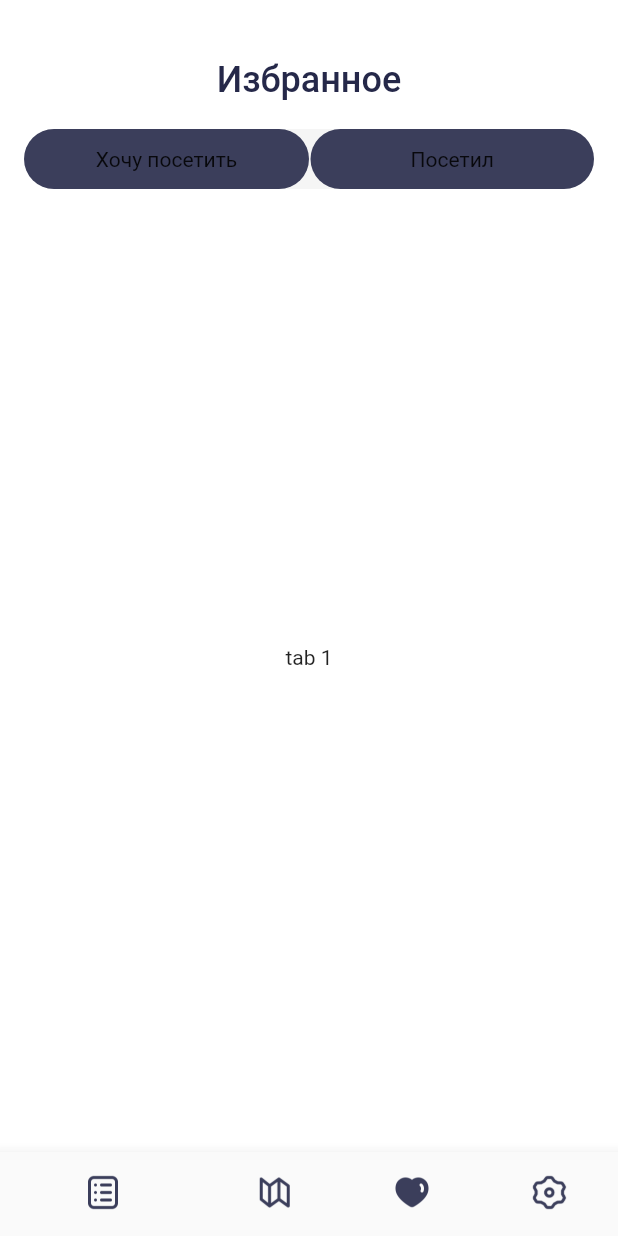
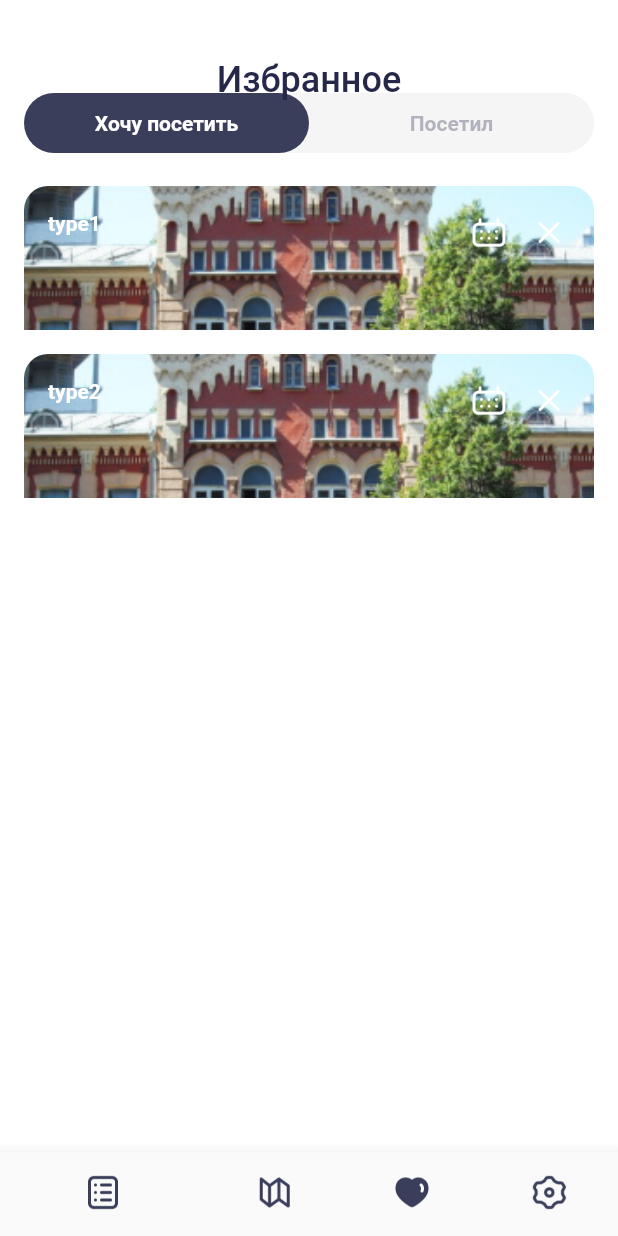
Before and after one commit to ivanthespacebiker/Flutterplaces, a Flutter app: the screen it shows after launch, on a phone screen of 412 x 824 dp. Run offline on Flutter 3.47's test engine with Material 2 defaults, Android fonts, the phone set to English and light mode, and no system bars.

Commit message:
Верстка экрана "Хочу посетить/Посещенные места"

```diff
--- a/lib/ui/screen/VisitingScreen.dart
+++ b/lib/ui/screen/VisitingScreen.dart
@@ -1,8 +1,8 @@
-import 'dart:ffi';
-
 import 'package:flutter/material.dart';
+import 'package:places/ui/screen/sight_card.dart';
 import 'package:places/ui/style/default.dart';
 import 'package:places/ui/style/picturesAssets.dart';
+import '../../mocks.dart';
 
 /// Экран "Хочу посетить/Посещенные места"
 class VisitingScreen extends StatefulWidget {
@@ -26,23 +26,23 @@ class _VisitingScreenState extends State<VisitingScreen> {
           iconSize: 24,
           showSelectedLabels: false,
           showUnselectedLabels: false,
-          selectedItemColor: BNB_SelectedItemColor,
-          unselectedItemColor: BNB_UnselectedItemColor,
+          selectedItemColor: bnbSelectedItemColor,
+          unselectedItemColor: bnbUnselectedItemColor,
           items: [
             BottomNavigationBarItem(
-              icon: ImageIcon(AssetImage(BNB_List)),
+              icon: ImageIcon(AssetImage(bnbList)),
               label: '',
             ),
             BottomNavigationBarItem(
-              icon: ImageIcon(AssetImage(BNB_Map)),
+              icon: ImageIcon(AssetImage(bnbMap)),
               label: '',
             ),
             BottomNavigationBarItem(
-              icon: ImageIcon(AssetImage(BNB_Heart)),
+              icon: ImageIcon(AssetImage(bnbHeart)),
               label: '',
             ),
             BottomNavigationBarItem(
-              icon: ImageIcon(AssetImage(BNB_Settings)),
+              icon: ImageIcon(AssetImage(bnbSettings)),
               label: '',
             ),
           ],
@@ -55,18 +55,39 @@ class _VisitingScreenState extends State<VisitingScreen> {
 class _VisitingScreenWantToVisitList extends StatelessWidget {
   @override
   Widget build(BuildContext context) {
-    return Center(
-      child: Text("tab 1"),
-    );
+    return Column(children: [
+      _VisitingScreenTabBar(
+        selectedItem: 0,
+      ),
+      Column(
+        children: [
+          SightCardWantToVizit(
+            sight: mocks[0],
+          ),
+          SightCardWantToVizit(
+            sight: mocks[1],
+          ),
+        ],
+      ),
+    ]);
   }
 }
 
 class _VisitingScreenVisitedList extends StatelessWidget {
   @override
   Widget build(BuildContext context) {
-    return Center(
-      child: Text("tab 2"),
-    );
+    return Column(children: [
+      _VisitingScreenTabBar(
+        selectedItem: 1,
+      ),
+      Column(
+        children: [
+          SightCardVizited(
+            sight: mocks[2],
+          ),
+        ],
+      ),
+    ]);
   }
 }
 
@@ -75,7 +96,7 @@ class _VisitingScreenAppBar extends StatelessWidget
   _VisitingScreenAppBar({
     Key key,
   }) : super(key: key);
-  static const double appBarHeight = 108.0;
+  static const double appBarHeight = 56.0;
   final Size _preferredSize = Size.fromHeight(appBarHeight);
   @override
   Size get preferredSize => _preferredSize;
@@ -113,7 +134,28 @@ class _VisitingScreenAppBar extends StatelessWidget
               ),
             ),
           ),
-          Container(
+          //_VisitingScreenTabBar(),
+        ],
+      ),
+    );
+  }
+}
+
+class _VisitingScreenTabBar extends StatelessWidget {
+  final int _selectedItem;
+  const _VisitingScreenTabBar({
+    Key key,
+    @required int selectedItem,
+  })  : _selectedItem = selectedItem,
+        super(key: key);
+
+  @override
+  Widget build(BuildContext context) {
+    List tabsLabels = [
+      "Хочу посетить",
+      "Посетил",
+    ];
+    return Container(
       constraints: BoxConstraints(
         minHeight: 52,
         maxHeight: 52,
@@ -121,7 +163,7 @@ class _VisitingScreenAppBar extends StatelessWidget
       ),
       child: Container(
         decoration: BoxDecoration(
-                color: Color.fromRGBO(245, 245, 245, 1),
+          color: tabBarBackgroundColor,
           borderRadius: BorderRadius.all(Radius.circular(40)),
         ),
         margin: EdgeInsets.only(
@@ -132,10 +174,32 @@ class _VisitingScreenAppBar extends StatelessWidget
         child: Row(
           mainAxisAlignment: MainAxisAlignment.spaceBetween,
           children: [
-                  Expanded(
+            for (var i = 0; i < tabsLabels.length; i++)
+              _visitingScreenTabBarItem(
+                label: tabsLabels[i],
+                selected: (i == _selectedItem),
+              )
+          ],
+        ),
+      ),
+    );
+  }
+
+  Expanded _visitingScreenTabBarItem(
+      {@required String label, @required bool selected}) {
+    Color backgroundColor;
+    TextStyle textStyle;
+    if (selected) {
+      backgroundColor = tabBarSelevtedItemBackgroundColor;
+      textStyle = tabBarSeltctedItemTextStyle;
+    } else {
+      backgroundColor = tabBarUnselevtedItemBackgroundColor;
+      textStyle = tabBarUnseltctedItemTextStyle;
+    }
+    return Expanded(
       child: Container(
         decoration: BoxDecoration(
-                        color: Color.fromRGBO(59, 62, 91, 1),
+          color: backgroundColor,
           borderRadius: BorderRadius.all(Radius.circular(40)),
         ),
         constraints: BoxConstraints(
@@ -144,31 +208,11 @@ class _VisitingScreenAppBar extends StatelessWidget
           minWidth: 164,
           maxWidth: double.infinity,
         ),
-                      child: Center(child: Text("Хочу посетить")),
-                    ),
-                  ),
-                  Expanded(
-                    child: Container(
-                      decoration: BoxDecoration(
-                        color: Color.fromRGBO(59, 62, 91, 1),
-                        borderRadius: BorderRadius.all(Radius.circular(40)),
-                      ),
-                      margin: EdgeInsets.only(
-                           left: 1),
-                      constraints: BoxConstraints(
-                        minHeight: 40,
-                        maxHeight: 40,
-                        minWidth: 164,
-                        maxWidth: double.infinity,
-                      ),
-                      child: Center(child: Text("Посетил")),
-                    ),
-                  ),
-                ],
-              ),
-            ),
-          ),
-        ],
+        child: Center(
+            child: Text(
+          label,
+          style: textStyle,
+        )),
       ),
     );
   }
--- a/lib/ui/screen/sight_card.dart
+++ b/lib/ui/screen/sight_card.dart
@@ -137,7 +137,7 @@ class _SightCardPhoto extends StatelessWidget {
             topRight: _photoTopRadius,
           ),
           image: DecorationImage(
-            image: AssetImage(CardsPicture),
+            image: AssetImage(cardsPicture),
             fit: BoxFit.fitWidth,
           ),
         ),
@@ -179,7 +179,7 @@ class _SightCardPhotoRightButtons extends StatelessWidget {
     return SizedBox(
       width: 22,
       height: 20,
-      child: Image.asset(SightCardFavorite),
+      child: Image.asset(sightCardFavorite),
     );
   }
 }
@@ -201,7 +201,7 @@ class _SightCardWantToVizitPhotoRightButtons extends StatelessWidget {
           child: SizedBox(
             width: 24,
             height: 24,
-            child: Image.asset(SightCardCalendar),
+            child: Image.asset(sightCardCalendar),
           ),
         ),
         Container(
@@ -211,7 +211,7 @@ class _SightCardWantToVizitPhotoRightButtons extends StatelessWidget {
           child: SizedBox(
             width: 24,
             height: 24,
-            child: Image.asset(SightCardCross),
+            child: Image.asset(sightCardCross),
           ),
         ),
       ],
@@ -236,7 +236,7 @@ class _SightCardVizitedPhotoRightButtons extends StatelessWidget {
           child: SizedBox(
             width: 24,
             height: 24,
-            child: Image.asset(SightCardShare),
+            child: Image.asset(sightCardShare),
           ),
         ),
         Container(
@@ -246,7 +246,7 @@ class _SightCardVizitedPhotoRightButtons extends StatelessWidget {
           child: SizedBox(
             width: 24,
             height: 24,
-            child: Image.asset(SightCardCross),
+            child: Image.asset(sightCardCross),
           ),
         ),
       ],
--- a/lib/ui/style/default.dart
+++ b/lib/ui/style/default.dart
@@ -102,7 +102,28 @@ const TextStyle visitingScreenAppBarTextStyle = TextStyle(
   height: 1.33,
 );
 
+const bnbSelectedItemColor = Color.fromRGBO(59, 62, 91, 1);
 
-const BNB_SelectedItemColor = Color.fromRGBO(59, 62, 91, 1);
+const bnbUnselectedItemColor = Color.fromRGBO(59, 62, 91, 1);
 
-const BNB_UnselectedItemColor = Color.fromRGBO(59, 62, 91, 1);
+const tabBarBackgroundColor = Color.fromRGBO(245, 245, 245, 1);
+
+const tabBarSelevtedItemBackgroundColor = Color.fromRGBO(59, 62, 91, 1);
+
+const tabBarUnselevtedItemBackgroundColor = Color.fromRGBO(245, 245, 245, 1);
+
+const tabBarSeltctedItemTextStyle = TextStyle(
+  color: Color.fromRGBO(255, 255, 255, 1),
+  fontSize: 14,
+  fontWeight: FontWeight.w700,
+  fontStyle: FontStyle.normal,
+  height: 1.29,
+);
+
+const tabBarUnseltctedItemTextStyle = TextStyle(
+  color: Color.fromRGBO(124, 126, 146, 0.56),
+  fontSize: 14,
+  fontWeight: FontWeight.w700,
+  fontStyle: FontStyle.normal,
+  height: 1.29,
+);
--- a/lib/ui/style/picturesAssets.dart
+++ b/lib/ui/style/picturesAssets.dart
@@ -1,32 +1,32 @@
 
-const String CardsPicture = "res/pictures/CardsPicture.png";
+const String cardsPicture = "res/pictures/CardsPicture.png";
 
-const String SightCardFavorite = "res/pictures/SightCardFavorite.png";
+const String sightCardFavorite = "res/pictures/SightCardFavorite.png";
 
-const String SightCardCross = "res/pictures/SightCardCross.png";
+const String sightCardCross = "res/pictures/SightCardCross.png";
 
-const String SightCardCalendar = "res/pictures/SightCardCalendar.png";
+const String sightCardCalendar = "res/pictures/SightCardCalendar.png";
 
-const String SightCardShare = "res/pictures/SightCardShare.png";
+const String sightCardShare = "res/pictures/SightCardShare.png";
 
-const String SightDetailsPicture = "res/pictures/SightDetailsPicture.png";
+const String sightDetailsPicture = "res/pictures/SightDetailsPicture.png";
 
-const String SightDetailsBack = "res/pictures/SightDetailsBack.png";
+const String sightDetailsBack = "res/pictures/SightDetailsBack.png";
 
-const String SightDetailsRoute = "res/pictures/SightDetailsRoute.png";
+const String sightDetailsRoute = "res/pictures/SightDetailsRoute.png";
 
-const String SightDetailsCalendar = "res/pictures/SightDetailsCalendar.png";
+const String sightDetailsCalendar = "res/pictures/SightDetailsCalendar.png";
 
-const String SightDetailsFavorite = "res/pictures/SightDetailsFavorite.png";
+const String sightDetailsFavorite = "res/pictures/SightDetailsFavorite.png";
 
-const String ListVizitedEmptyBackground = "res/pictures/ListVizitedEmptyBackground.png";
+const String listVizitedEmptyBackground = "res/pictures/ListVizitedEmptyBackground.png";
 
-const String ListWantToVizitEmptyBackground = "res/pictures/ListWantToVizitEmptyBackground.png";
+const String listWantToVizitEmptyBackground = "res/pictures/ListWantToVizitEmptyBackground.png";
 
-const String BNB_Heart = "res/pictures/BNB_Heart.png";
+const String bnbHeart = "res/pictures/BNB_Heart.png";
 
-const String BNB_List = "res/pictures/BNB_List.png";
+const String bnbList = "res/pictures/BNB_List.png";
 
-const String BNB_Map = "res/pictures/BNB_Map.png";
+const String bnbMap = "res/pictures/BNB_Map.png";
 
-const String BNB_Settings = "res/pictures/BNB_Settings.png";
+const String bnbSettings = "res/pictures/BNB_Settings.png";
```
Also changed, not shown: lib/ui/screen/SightDetails.dart (+5 -5 lines). Lines whose indentation alone changed are shown as unchanged.
